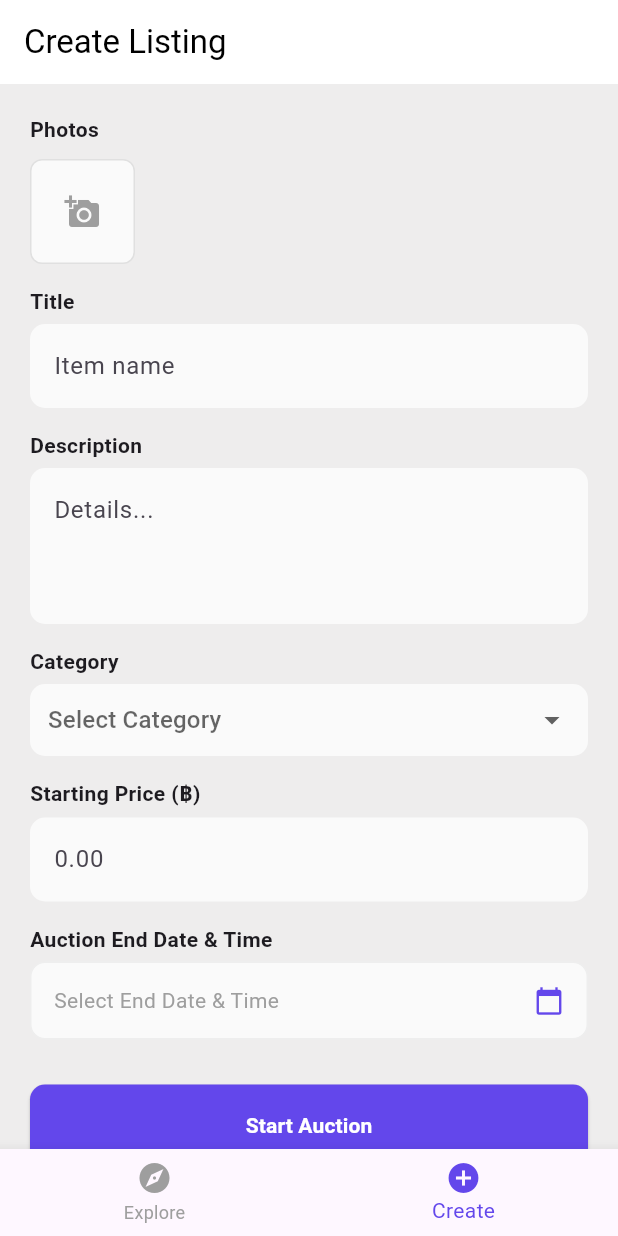
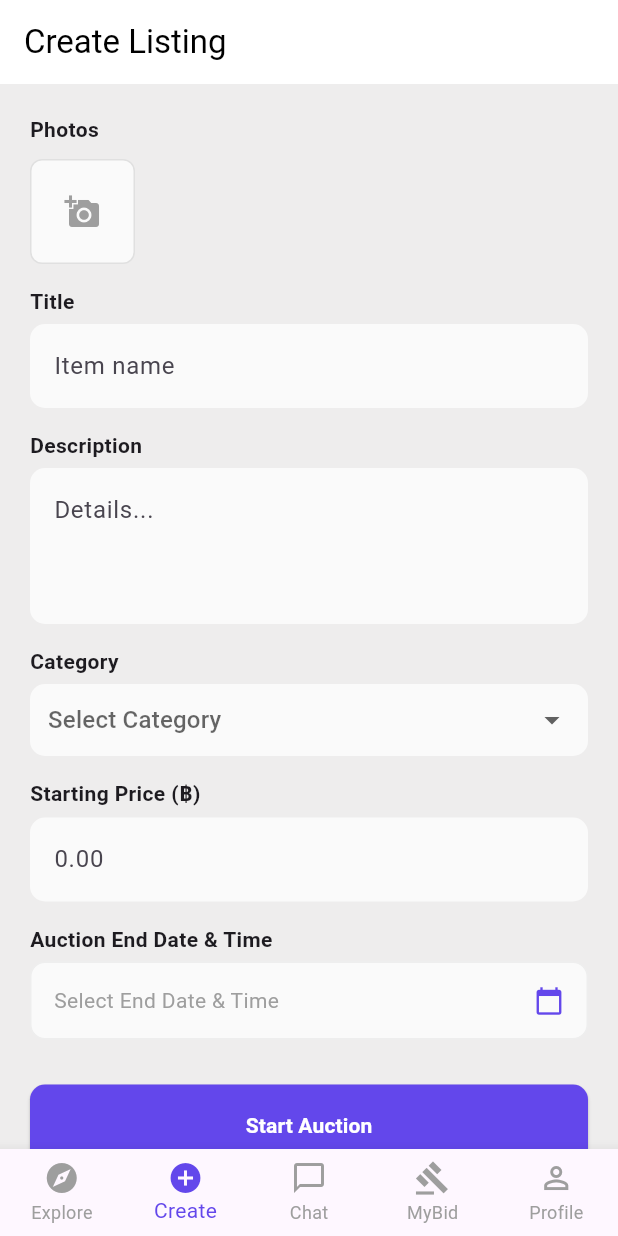
Before and after one commit to CapybaraCapybara/BidNa, a Flutter app: the MainNavigation screen opened directly, item 2 of the bottom bar chosen, after a tap on the "add a photo" icon, on a phone screen of 412 x 824 dp. Run offline on Flutter 3.47's test engine with Material 3 defaults, Android fonts, the phone set to English and light mode, and no system bars; our stand-ins replace cloud_firestore, firebase_auth, firebase_core, image_picker; accounts and stored records are empty.

Commit message:
fix navbar + profilepage

```diff
--- a/bidna/lib/app.dart
+++ b/bidna/lib/app.dart
@@ -1,31 +1,8 @@
 import 'package:flutter/material.dart';
-import 'package:bidna/screens/HomeScreen.dart';
 import 'package:bidna/screens/login_screen.dart';
 
-class App extends StatefulWidget {
+class App extends StatelessWidget {
   const App({super.key});
-
-  @override
-  State<App> createState() => _AppState();
-}
-
-class _AppState extends State<App> {
-  bool _isLoggedIn = false;
-  int _selectedIndex = 0;
-
-  // 2. รายชื่อหน้าต่างๆ (เรียงตามไอคอนข้างล่าง)
-  final List<Widget> _pages = [
-    const HomeScreen(),
-    const Center(child: Text("หน้า Sell")),
-    const Center(child: Text("หน้า Watchlist")),
-    const Center(child: Text("หน้า Profile")),
-  ];
-
-  void _onItemTapped(int index) {
-    setState(() {
-      _selectedIndex = index;
-    });
-  }
 
   @override
   Widget build(BuildContext context) {
@@ -37,34 +14,8 @@ class _AppState extends State<App> {
         primarySwatch: Colors.blue,
         scaffoldBackgroundColor: const Color.fromRGBO(238, 237, 237, 1),
       ),
-
-      home: _isLoggedIn
-          ? Scaffold(
-              body: _pages[_selectedIndex],
-              bottomNavigationBar: BottomNavigationBar(
-                currentIndex: _selectedIndex,
-                onTap: _onItemTapped,
-                items: const [
-                  BottomNavigationBarItem(
-                    icon: Icon(Icons.home),
-                    label: 'Home',
-                  ),
-                  BottomNavigationBarItem(
-                    icon: Icon(Icons.shopping_cart),
-                    label: 'Sell',
-                  ),
-                  BottomNavigationBarItem(
-                    icon: Icon(Icons.favorite),
-                    label: 'Watchlist',
-                  ),
-                  BottomNavigationBarItem(
-                    icon: Icon(Icons.person),
-                    label: 'Profile',
-                  ),
-                ],
-              ),
-            )
-          : const LoginScreen(),
+      // กำหนดให้หน้าแรกของแอปคือ LoginScreen
+      home: const LoginScreen(),
     );
   }
 }
--- a/bidna/lib/screens/main_navigation.dart
+++ b/bidna/lib/screens/main_navigation.dart
@@ -1,9 +1,11 @@
+import 'package:flutter/material.dart';
 import 'package:bidna/screens/HomeScreen.dart';
-import 'package:flutter/material.dart';
-import 'product_list_page.dart';
 import '../screens/create_list_page.dart';
+import '../screens/profile_page.dart';
 
 class MainNavigation extends StatefulWidget {
+  const MainNavigation({super.key});
+
   @override
   _MainNavigationState createState() => _MainNavigationState();
 }
@@ -11,9 +13,13 @@ class MainNavigation extends StatefulWidget {
 class _MainNavigationState extends State<MainNavigation> {
   int _selectedIndex = 0;
 
+  // เพิ่มหน้าลงไปใน List ให้ครบ 5 หน้าตรงกับไอคอนด้านล่าง
   final List<Widget> _pages = [
-    HomeScreen(),
+    const HomeScreen(),
     CreateListingBase64(),
+    const Center(child: Text("หน้า Chat", style: TextStyle(fontSize: 24))),
+    const Center(child: Text("หน้า MyBid", style: TextStyle(fontSize: 24))),
+    const ProfilePage(),
   ];
 
   @override
@@ -26,12 +32,31 @@ class _MainNavigationState extends State<MainNavigation> {
       bottomNavigationBar: BottomNavigationBar(
         currentIndex: _selectedIndex,
         onTap: (index) => setState(() => _selectedIndex = index),
-        selectedItemColor: const Color(0xFF6347EB),
+        selectedItemColor: const Color(0xFF6347EB), // สีม่วงธีมแอป
         unselectedItemColor: Colors.grey,
+        // สำคัญมาก: เมื่อมีไอเทมมากกว่า 3 อัน ต้องใส่ type เป็น fixed เพื่อให้โชว์ครบทุกตัวและสีไม่เพี้ยน
         type: BottomNavigationBarType.fixed,
         items: const [
-          BottomNavigationBarItem(icon: Icon(Icons.explore), label: 'Explore'),
-          BottomNavigationBarItem(icon: Icon(Icons.add_circle), label: 'Create'),
+          BottomNavigationBarItem(
+            icon: Icon(Icons.explore),
+            label: 'Explore'
+          ),
+          BottomNavigationBarItem(
+            icon: Icon(Icons.add_circle),
+            label: 'Create'
+          ),
+          BottomNavigationBarItem(
+            icon: Icon(Icons.chat_bubble_outline),
+            label: 'Chat'
+          ),
+          BottomNavigationBarItem(
+            icon: Icon(Icons.gavel), // ใช้ไอคอนค้อนประมูลให้เข้ากับ MyBid
+            label: 'MyBid'
+          ),
+          BottomNavigationBarItem(
+            icon: Icon(Icons.person_outline),
+            label: 'Profile'
+          ),
         ],
       ),
     );
--- /dev/null
+++ b/bidna/lib/screens/profile_page.dart
@@ -0,0 +1,293 @@
+import 'dart:convert';
+import 'dart:io';
+import 'dart:typed_data';
+import 'package:flutter/material.dart';
+import 'package:cloud_firestore/cloud_firestore.dart';
+import 'package:firebase_auth/firebase_auth.dart';
+import 'package:image_picker/image_picker.dart';
+import 'package:image/image.dart' as img;
+import 'package:bidna/screens/login_screen.dart'; // แก้ path ให้ตรงกับโปรเจกต์คุณ
+
+class ProfilePage extends StatefulWidget {
+  const ProfilePage({super.key});
+
+  @override
+  State<ProfilePage> createState() => _ProfilePageState();
+}
+
+class _ProfilePageState extends State<ProfilePage> {
+  final _formKey = GlobalKey<FormState>();
+  final TextEditingController _nameController = TextEditingController();
+  final TextEditingController _phoneController = TextEditingController();
+
+  String? _base64Image;
+  bool _isLoading = true; // โหลดข้อมูลตอนเข้าหน้าแรก
+  bool _isSaving = false; // โหลดตอนกดบันทึก
+
+  final User? currentUser = FirebaseAuth.instance.currentUser;
+
+  @override
+  void initState() {
+    super.initState();
+    _loadUserData();
+  }
+
+  // ดึงข้อมูลผู้ใช้จาก Firestore มาแสดง
+  Future<void> _loadUserData() async {
+    if (currentUser == null) return;
+
+    try {
+      DocumentSnapshot userDoc = await FirebaseFirestore.instance
+          .collection('Users')
+          .doc(currentUser!.uid)
+          .get();
+
+      if (userDoc.exists) {
+        final data = userDoc.data() as Map<String, dynamic>;
+        setState(() {
+          _nameController.text = data['displayName'] ?? '';
+          _phoneController.text = data['phoneNumber'] ?? '';
+          _base64Image = data['profileImage']; // รูป Base64
+        });
+      }
+    } catch (e) {
+      debugPrint("Error loading user data: $e");
+    } finally {
+      setState(() {
+        _isLoading = false;
+      });
+    }
+  }
+
+  // เลือกรูปจาก Gallery และแปลงเป็น Base64
+  Future<void> _pickImage() async {
+    final pickedFile = await ImagePicker().pickImage(source: ImageSource.gallery);
+    if (pickedFile != null) {
+      File file = File(pickedFile.path);
+      String base64String = await _processImageToBase64(file);
+      setState(() {
+        _base64Image = base64String;
+      });
+    }
+  }
+
+  // ย่อรูปและแปลงเป็น Base64 (แบบเดียวกับ Create Listing)
+  Future<String> _processImageToBase64(File file) async {
+    Uint8List bytes = await file.readAsBytes();
+    img.Image? decoded = img.decodeImage(bytes);
+    if (decoded == null) return "";
+
+    // ย่อให้เล็กลงหน่อยสำหรับรูปโปรไฟล์ (ลดขนาดไฟล์เพื่อเซฟพื้นที่ Firestore)
+    img.Image resized = img.copyResize(decoded, width: 300);
+    List<int> compressed = img.encodeJpg(resized, quality: 70);
+    return base64Encode(compressed);
+  }
+
+  // บันทึกข้อมูลลง Firestore
+  Future<void> _saveProfile() async {
+    if (!_formKey.currentState!.validate()) return;
+    if (currentUser == null) return;
+
+    setState(() {
+      _isSaving = true;
+    });
+
+    try {
+      // บันทึกลง Collection 'Users' โดยใช้ UID เป็นชื่อ Document
+      await FirebaseFirestore.instance.collection('Users').doc(currentUser!.uid).set({
+        'displayName': _nameController.text.trim(),
+        'phoneNumber': _phoneController.text.trim(),
+        'profileImage': _base64Image,
+        'email': currentUser!.email, // เก็บอีเมลไว้ด้วยเผื่อใช้
+        'updatedAt': FieldValue.serverTimestamp(),
+      }, SetOptions(merge: true)); // ใช้ merge เผื่อมีข้อมูลอื่นอยู่แล้วจะได้ไม่ทับหายไปหมด
+
+      if (mounted) {
+        ScaffoldMessenger.of(context).showSnackBar(
+          const SnackBar(
+            content: Text("อัปเดตโปรไฟล์สำเร็จ!"),
+            backgroundColor: Colors.green,
+          ),
+        );
+      }
+    } catch (e) {
+      if (mounted) {
+        ScaffoldMessenger.of(context).showSnackBar(
+          SnackBar(
+            content: Text("เกิดข้อผิดพลาด: $e"),
+            backgroundColor: Colors.red,
+          ),
+        );
+      }
+    } finally {
+      if (mounted) {
+        setState(() {
+          _isSaving = false;
+        });
+      }
+    }
+  }
+
+  // ออกจากระบบ
+  Future<void> _signOut() async {
+    await FirebaseAuth.instance.signOut();
+    if (mounted) {
+      Navigator.pushAndRemoveUntil(
+        context,
+        MaterialPageRoute(builder: (context) => const LoginScreen()),
+        (route) => false, // เคลียร์ประวัติหน้าเก่าทิ้งให้หมด
+      );
+    }
+  }
+
+  @override
+  void dispose() {
+    _nameController.dispose();
+    _phoneController.dispose();
+    super.dispose();
+  }
+
+  @override
+  Widget build(BuildContext context) {
+    return Scaffold(
+      backgroundColor: Colors.white,
+      appBar: AppBar(
+        title: const Text("My Profile", style: TextStyle(color: Colors.black, fontWeight: FontWeight.bold)),
+        backgroundColor: Colors.white,
+        elevation: 0,
+        actions: [
+          IconButton(
+            onPressed: _signOut,
+            icon: const Icon(Icons.logout, color: Colors.redAccent),
+            tooltip: "ออกจากระบบ",
+          )
+        ],
+      ),
+      body: _isLoading
+          ? const Center(child: CircularProgressIndicator())
+          : SingleChildScrollView(
+              padding: const EdgeInsets.all(24.0),
+              child: Form(
+                key: _formKey,
+                child: Column(
+                  crossAxisAlignment: CrossAxisAlignment.center,
+                  children: [
+                    // --- ส่วนรูปโปรไฟล์ ---
+                    GestureDetector(
+                      onTap: _pickImage,
+                      child: Stack(
+                        alignment: Alignment.bottomRight,
+                        children: [
+                          CircleAvatar(
+                            radius: 60,
+                            backgroundColor: Colors.grey.shade200,
+                            backgroundImage: _base64Image != null && _base64Image!.isNotEmpty
+                                ? MemoryImage(base64Decode(_base64Image!))
+                                : null,
+                            child: _base64Image == null || _base64Image!.isEmpty
+                                ? const Icon(Icons.person, size: 60, color: Colors.grey)
+                                : null,
+                          ),
+                          Container(
+                            padding: const EdgeInsets.all(8),
+                            decoration: const BoxDecoration(
+                              color: Color(0xFF6347EB),
+                              shape: BoxShape.circle,
+                            ),
+                            child: const Icon(Icons.camera_alt, color: Colors.white, size: 20),
+                          ),
+                        ],
+                      ),
+                    ),
+                    const SizedBox(height: 10),
+                    Text(
+                      currentUser?.email ?? "No Email",
+                      style: const TextStyle(color: Colors.grey, fontSize: 14),
+                    ),
+                    const SizedBox(height: 30),
+
+                    // --- ส่วนกรอกข้อมูล ---
+                    _buildTextField(
+                      controller: _nameController,
+                      label: "Username",
+                      hint: "Enter your username",
+                      icon: Icons.person_outline,
+                      validator: (value) => value!.isEmpty ? "กรุณากรอกชื่อผู้ใช้" : null,
+                    ),
+                    const SizedBox(height: 16),
+                    _buildTextField(
+                      controller: _phoneController,
+                      label: "Phone Number",
+                      hint: "Enter your phone number",
+                      icon: Icons.phone_outlined,
+                      isPhone: true,
+                      validator: (value) => value!.isEmpty ? "กรุณากรอกเบอร์โทรศัพท์" : null,
+                    ),
+                    const SizedBox(height: 40),
+
+                    // --- ปุ่มบันทึก ---
+                    SizedBox(
+                      width: double.infinity,
+                      height: 55,
+                      child: ElevatedButton(
+                        onPressed: _isSaving ? null : _saveProfile,
+                        style: ElevatedButton.styleFrom(
+                          backgroundColor: const Color(0xFF6347EB),
+                          shape: RoundedRectangleBorder(
+                            borderRadius: BorderRadius.circular(14),
+                          ),
+                          elevation: 0,
+                        ),
+                        child: _isSaving
+                            ? const SizedBox(
+                                height: 24,
+                                width: 24,
+                                child: CircularProgressIndicator(color: Colors.white, strokeWidth: 2),
+                              )
+                            : const Text(
+                                "Save Profile",
+                                style: TextStyle(fontSize: 16, fontWeight: FontWeight.bold, color: Colors.white),
+                              ),
+                      ),
+                    ),
+                  ],
+                ),
+              ),
+            ),
+    );
+  }
+
+  // Widget ตัวช่วยสร้าง TextField ให้โค้ดคลีนๆ
+  Widget _buildTextField({
+    required TextEditingController controller,
+    required String label,
+    required String hint,
+    required IconData icon,
+    bool isPhone = false,
+    String? Function(String?)? validator,
+  }) {
+    return Column(
+      crossAxisAlignment: CrossAxisAlignment.start,
+      children: [
+        Text(label, style: const TextStyle(fontWeight: FontWeight.bold, fontSize: 14)),
+        const SizedBox(height: 8),
+        TextFormField(
+          controller: controller,
+          keyboardType: isPhone ? TextInputType.phone : TextInputType.text,
+          validator: validator,
+          decoration: InputDecoration(
+            hintText: hint,
+            hintStyle: const TextStyle(color: Colors.grey),
+            prefixIcon: Icon(icon, color: Colors.grey),
+            filled: true,
+            fillColor: const Color(0xFFF8F9FD), // สีพื้นหลังแบบกลืนๆ ตามธีม Login
+            border: OutlineInputBorder(
+              borderRadius: BorderRadius.circular(12),
+              borderSide: BorderSide.none,
+            ),
+          ),
+        ),
+      ],
+    );
+  }
+}
```
Also changed, not shown: bidna/lib/screens/product_list_page.dart (deleted, +0 -75 lines).
